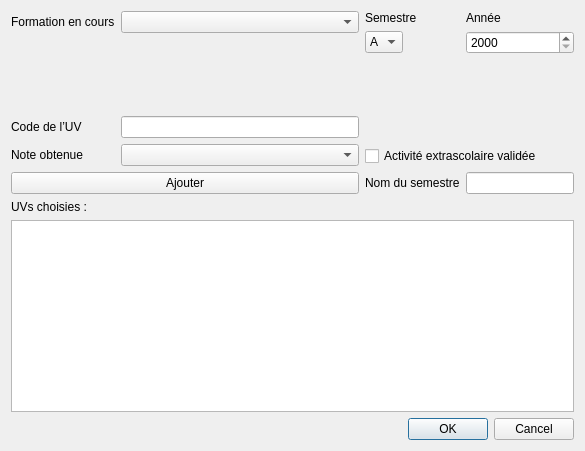
Qt form qt/ui/addsemestredialog.ui (alecalve/UTProfiler) before a commit.
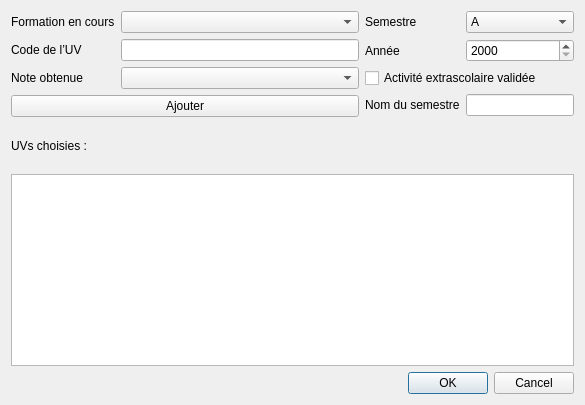
The same form after that commit. Icons and pictures are not drawn.

Commit message: Changement interface ajout semestre

```diff
--- a/qt/ui/addsemestredialog.ui
+++ b/qt/ui/addsemestredialog.ui
@@ -10,7 +10,7 @@
     <x>0</x>
     <y>0</y>
     <width>585</width>
-    <height>451</height>
+    <height>405</height>
    </rect>
   </property>
   <property name="windowTitle">
@@ -29,27 +29,30 @@
        </property>
       </widget>
      </item>
-     <item row="2" column="0">
+     <item row="0" column="1">
+      <widget class="QComboBox" name="formationBox"/>
+     </item>
+     <item row="1" column="0">
       <widget class="QLabel" name="label_3">
        <property name="text">
         <string>Code de l’UV</string>
        </property>
       </widget>
      </item>
-     <item row="2" column="1">
+     <item row="1" column="1">
       <widget class="QLineEdit" name="codeEdit"/>
      </item>
-     <item row="3" column="0">
+     <item row="2" column="0">
       <widget class="QLabel" name="label_4">
        <property name="text">
         <string>Note obtenue</string>
        </property>
       </widget>
      </item>
-     <item row="3" column="1">
+     <item row="2" column="1">
       <widget class="QComboBox" name="noteBox"/>
      </item>
-     <item row="4" column="0" colspan="2">
+     <item row="3" column="0" colspan="2">
       <widget class="QPushButton" name="ajouter">
        <property name="text">
         <string>Ajouter</string>
@@ -60,22 +63,6 @@
        </property>
       </widget>
      </item>
-     <item row="0" column="1">
-      <widget class="QComboBox" name="formationBox"/>
-     </item>
-     <item row="1" column="0" colspan="2">
-      <spacer name="verticalSpacer_2">
-       <property name="orientation">
-        <enum>Qt::Vertical</enum>
-       </property>
-       <property name="sizeHint" stdset="0">
-        <size>
-         <width>20</width>
-         <height>40</height>
-        </size>
-       </property>
-      </spacer>
-     </item>
     </layout>
    </item>
    <item row="4" column="0">
@@ -114,13 +101,6 @@
       </widget>
      </item>
      <item row="0" column="1">
-      <widget class="QLabel" name="label_5">
-       <property name="text">
-        <string>Année</string>
-       </property>
-      </widget>
-     </item>
-     <item row="1" column="0">
       <widget class="QComboBox" name="semestreBox">
        <property name="currentText">
         <string>A</string>
@@ -137,6 +117,13 @@
        </item>
       </widget>
      </item>
+     <item row="1" column="0">
+      <widget class="QLabel" name="label_5">
+       <property name="text">
+        <string>Année</string>
+       </property>
+      </widget>
+     </item>
      <item row="1" column="1">
       <widget class="QSpinBox" name="anneeBox">
        <property name="minimum">
@@ -148,33 +135,20 @@
       </widget>
      </item>
      <item row="2" column="0" colspan="2">
-      <spacer name="verticalSpacer">
-       <property name="orientation">
-        <enum>Qt::Vertical</enum>
-       </property>
-       <property name="sizeHint" stdset="0">
-        <size>
-         <width>20</width>
-         <height>40</height>
-        </size>
-       </property>
-      </spacer>
-     </item>
-     <item row="3" column="0" colspan="2">
       <widget class="QCheckBox" name="extrascolaire">
        <property name="text">
         <string>Activité extrascolaire validée</string>
        </property>
       </widget>
      </item>
-     <item row="4" column="0">
+     <item row="3" column="0">
       <widget class="QLabel" name="label_6">
        <property name="text">
         <string>Nom du semestre</string>
        </property>
       </widget>
      </item>
-     <item row="4" column="1">
+     <item row="3" column="1">
       <widget class="QLineEdit" name="semestreEdit"/>
      </item>
     </layout>
```
Left out of the diff: 3 changed lines with no effect on the pictures.
